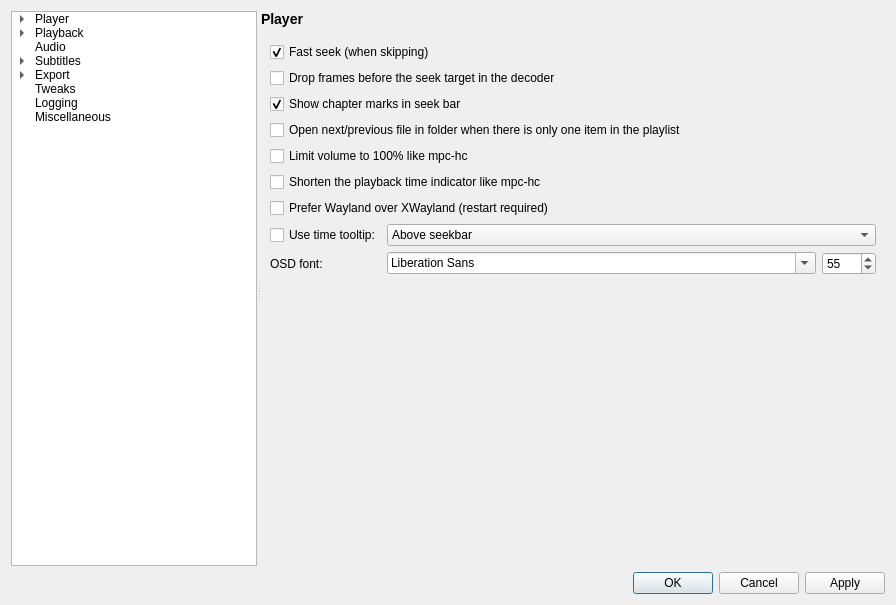
Qt form settingswindow.ui (mpc-qt/mpc-qt) before a commit.
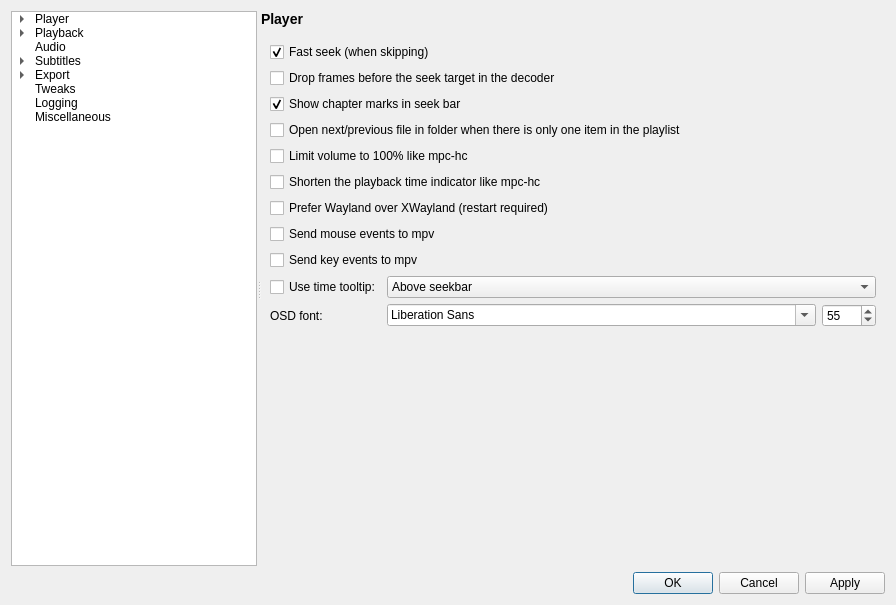
The same form after that commit. The open tabs and pages were chosen to show the change.

Commit message: settingswindow: add mpv event tweaks

```diff
--- a/settingswindow.ui
+++ b/settingswindow.ui
@@ -7575,7 +7575,7 @@
              </property>
             </widget>
            </item>
-           <item row="7" column="0">
+           <item row="9" column="0">
             <widget class="QCheckBox" name="tweaksTimeTooltip">
              <property name="sizePolicy">
               <sizepolicy hsizetype="Minimum" vsizetype="Preferred">
@@ -7588,7 +7588,7 @@
              </property>
             </widget>
            </item>
-           <item row="7" column="1">
+           <item row="9" column="1">
             <widget class="QComboBox" name="tweaksTimeTooltipLocation">
              <property name="sizePolicy">
               <sizepolicy hsizetype="MinimumExpanding" vsizetype="Fixed">
@@ -7608,14 +7608,14 @@
              </item>
             </widget>
            </item>
-           <item row="8" column="0">
+           <item row="10" column="0">
             <widget class="QLabel" name="tweaksOsdFontLabel">
              <property name="text">
               <string>OSD font:</string>
              </property>
             </widget>
            </item>
-           <item row="8" column="1">
+           <item row="10" column="1">
             <layout class="QHBoxLayout" name="tweaksOsdLayout" stretch="1,0">
              <item>
               <widget class="QFontComboBox" name="tweaksOsdFont"/>
@@ -7656,6 +7656,20 @@
              </property>
             </widget>
            </item>
+           <item row="7" column="0" colspan="2">
+            <widget class="QCheckBox" name="tweaksMpvMouseEvents">
+             <property name="text">
+              <string>Send mouse events to mpv</string>
+             </property>
+            </widget>
+           </item>
+           <item row="8" column="0" colspan="2">
+            <widget class="QCheckBox" name="tweaksMpvKeyEvents">
+             <property name="text">
+              <string>Send key events to mpv</string>
+             </property>
+            </widget>
+           </item>
           </layout>
          </widget>
          <widget class="QWidget" name="loggingPage">
```
Left out of the diff: 2 changed lines with no effect on the pictures. The commit also changes 2 other files.
